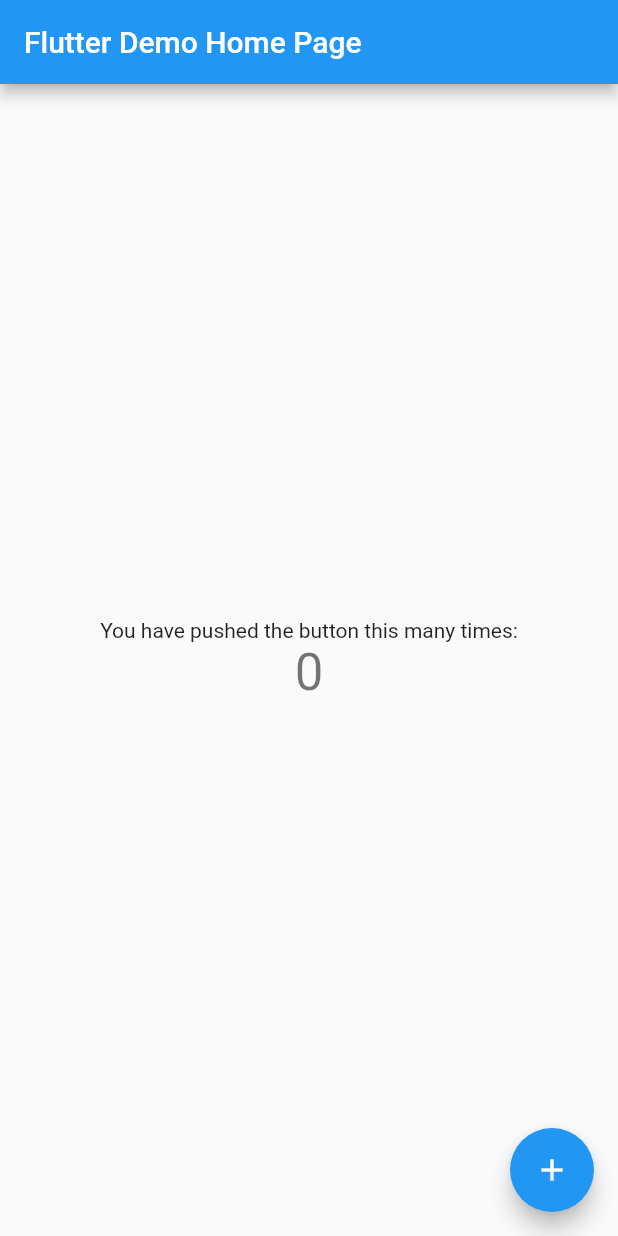
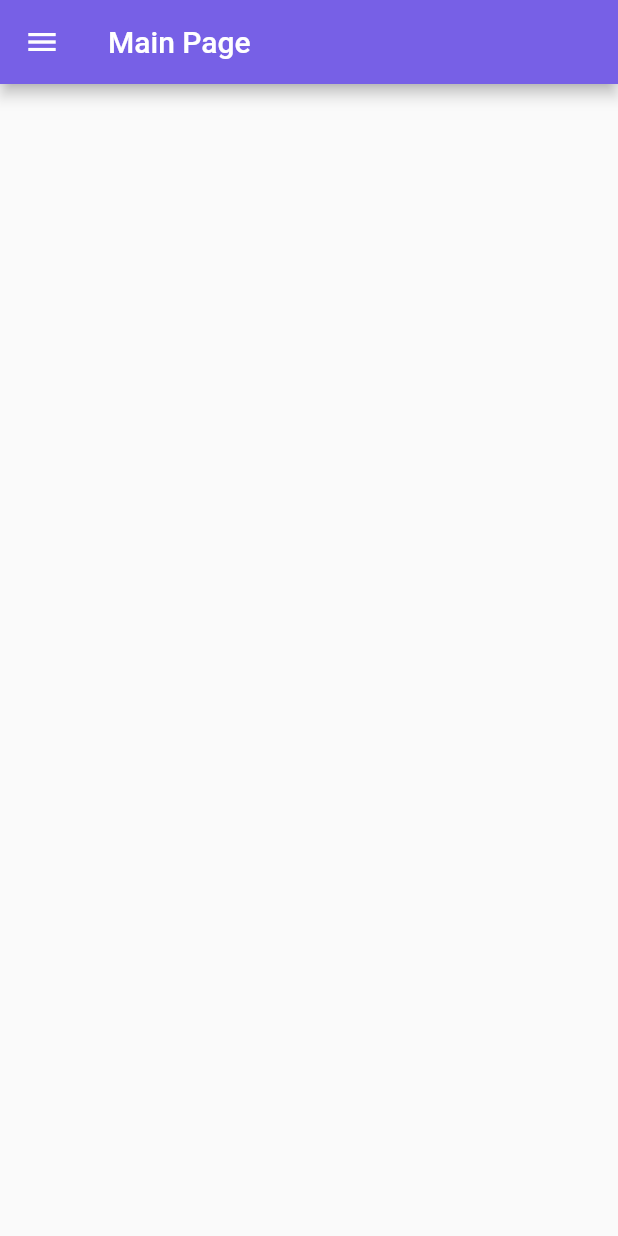
Before and after one commit to imflyn/KOBE_FLUTTER, a Flutter app: the screen it shows after launch, on a phone screen of 412 x 824 dp. Run offline on Flutter 3.47's test engine with Material 2 defaults, Android fonts, the phone set to English and light mode, and no system bars.

Commit message:
1.国际化配置

```diff
--- /dev/null
+++ b/lib/common/GlobalConfig.dart
@@ -0,0 +1,7 @@
+import 'package:flutter/material.dart';
+
+class GlobalConfig {
+  ///颜色值
+  static Color colorPrimary = new Color(0xFF7760e6);
+  static Color colorPrimaryDark = new Color(0xFF4e36cc);
+}
--- /dev/null
+++ b/lib/l10n/intl_en.arb
@@ -0,0 +1,4 @@
+{
+  "app_name": "KOBE",
+  "main_page": "Main Page"
+}
--- /dev/null
+++ b/lib/l10n/intl_zh.arb
@@ -0,0 +1,4 @@
+{
+  "app_name": "KOBE",
+  "main_page": "首页"
+}
--- a/lib/main.dart
+++ b/lib/main.dart
@@ -1,117 +1,31 @@
 import 'package:flutter/material.dart';
+import 'package:flutter_localizations/flutter_localizations.dart';
+import 'package:kobe_flutter/pages/MainPage.dart';
+
+import 'common/GlobalConfig.dart';
+import 'generated/l10n.dart';
 
 void main() {
   runApp(MyApp());
 }
 
 class MyApp extends StatelessWidget {
-  // This widget is the root of your application.
   @override
   Widget build(BuildContext context) {
     return MaterialApp(
-      title: 'Flutter Demo',
+      localizationsDelegates: const [
+        S.delegate,
+        GlobalMaterialLocalizations.delegate,
+        GlobalWidgetsLocalizations.delegate,
+        GlobalCupertinoLocalizations.delegate,
+      ],
+      supportedLocales: S.delegate.supportedLocales,
       theme: ThemeData(
-        // This is the theme of your application.
-        //
-        // Try running your application with "flutter run". You'll see the
-        // application has a blue toolbar. Then, without quitting the app, try
-        // changing the primarySwatch below to Colors.green and then invoke
-        // "hot reload" (press "r" in the console where you ran "flutter run",
-        // or simply save your changes to "hot reload" in a Flutter IDE).
-        // Notice that the counter didn't reset back to zero; the application
-        // is not restarted.
-        primarySwatch: Colors.blue,
-        // This makes the visual density adapt to the platform that you run
-        // the app on. For desktop platforms, the controls will be smaller and
-        // closer together (more dense) than on mobile platforms.
+        primaryColor: GlobalConfig.colorPrimary,
+        primaryColorDark: GlobalConfig.colorPrimaryDark,
         visualDensity: VisualDensity.adaptivePlatformDensity,
       ),
-      home: MyHomePage(title: 'Flutter Demo Home Page'),
+      home: MainPage(),
     );
   }
 }
-
-class MyHomePage extends StatefulWidget {
-  MyHomePage({Key key, this.title}) : super(key: key);
-
-  // This widget is the home page of your application. It is stateful, meaning
-  // that it has a State object (defined below) that contains fields that affect
-  // how it looks.
-
-  // This class is the configuration for the state. It holds the values (in this
-  // case the title) provided by the parent (in this case the App widget) and
-  // used by the build method of the State. Fields in a Widget subclass are
-  // always marked "final".
-
-  final String title;
-
-  @override
-  _MyHomePageState createState() => _MyHomePageState();
-}
-
-class _MyHomePageState extends State<MyHomePage> {
-  int _counter = 0;
-
-  void _incrementCounter() {
-    setState(() {
-      // This call to setState tells the Flutter framework that something has
-      // changed in this State, which causes it to rerun the build method below
-      // so that the display can reflect the updated values. If we changed
-      // _counter without calling setState(), then the build method would not be
-      // called again, and so nothing would appear to happen.
-      _counter++;
-    });
-  }
-
-  @override
-  Widget build(BuildContext context) {
-    // This method is rerun every time setState is called, for instance as done
-    // by the _incrementCounter method above.
-    //
-    // The Flutter framework has been optimized to make rerunning build methods
-    // fast, so that you can just rebuild anything that needs updating rather
-    // than having to individually change instances of widgets.
-    return Scaffold(
-      appBar: AppBar(
-        // Here we take the value from the MyHomePage object that was created by
-        // the App.build method, and use it to set our appbar title.
-        title: Text(widget.title),
-      ),
-      body: Center(
-        // Center is a layout widget. It takes a single child and positions it
-        // in the middle of the parent.
-        child: Column(
-          // Column is also a layout widget. It takes a list of children and
-          // arranges them vertically. By default, it sizes itself to fit its
-          // children horizontally, and tries to be as tall as its parent.
-          //
-          // Invoke "debug painting" (press "p" in the console, choose the
-          // "Toggle Debug Paint" action from the Flutter Inspector in Android
-          // Studio, or the "Toggle Debug Paint" command in Visual Studio Code)
-          // to see the wireframe for each widget.
-          //
-          // Column has various properties to control how it sizes itself and
-          // how it positions its children. Here we use mainAxisAlignment to
-          // center the children vertically; the main axis here is the vertical
-          // axis because Columns are vertical (the cross axis would be
-          // horizontal).
-          mainAxisAlignment: MainAxisAlignment.center,
-          children: <Widget>[
-            Text(
-              'You have pushed the button this many times:',
-            ),
-            Text(
-              '$_counter',
-              style: Theme.of(context).textTheme.headline4,
-            ),
-          ],
-        ),
-      ),
-      floatingActionButton: FloatingActionButton(
-        onPressed: _incrementCounter,
-        tooltip: 'Increment',
-        child: Icon(Icons.add),
-      ), // This trailing comma makes auto-formatting nicer for build methods.
-    );
-  }
-}
--- /dev/null
+++ b/lib/pages/MainPage.dart
@@ -0,0 +1,35 @@
+import 'package:flutter/material.dart';
+import 'package:kobe_flutter/common/GlobalConfig.dart';
+import 'package:kobe_flutter/generated/l10n.dart';
+
+class MainPage extends StatefulWidget {
+  @override
+  State<StatefulWidget> createState() {
+    return new _HomePageState();
+  }
+}
+
+class _HomePageState extends State<MainPage> {
+  @override
+  void initState() {
+    super.initState();
+  }
+
+  @override
+  void dispose() {
+    super.dispose();
+  }
+
+  @override
+  Widget build(BuildContext context) {
+    return MaterialApp(
+        theme: new ThemeData(primaryColor: GlobalConfig.colorPrimary),
+        home: Scaffold(
+          appBar: new AppBar(
+            title: new Text(S.of(context).main_page),
+          ),
+          drawer: new Drawer(),
+          // bottomNavigationBar: new BottomNavigationBar(items: null),
+        ));
+  }
+}
--- a/pubspec.yaml
+++ b/pubspec.yaml
@@ -23,7 +23,8 @@ environment:
 dependencies:
   flutter:
     sdk: flutter
-
+  flutter_localizations:
+    sdk: flutter
 
   # The following adds the Cupertino Icons font to your application.
   # Use with the CupertinoIcons class for iOS style icons.
@@ -74,3 +75,5 @@ flutter:
   #
   # For details regarding fonts from package dependencies,
   # see https://flutter.dev/custom-fonts/#from-packages
+flutter_intl:
+  enabled: true
```
Also changed, not shown: lib/generated/intl/messages_all.dart (added), lib/generated/intl/messages_en.dart (added), lib/generated/intl/messages_zh.dart (added), lib/generated/l10n.dart (added), pubspec.lock.
